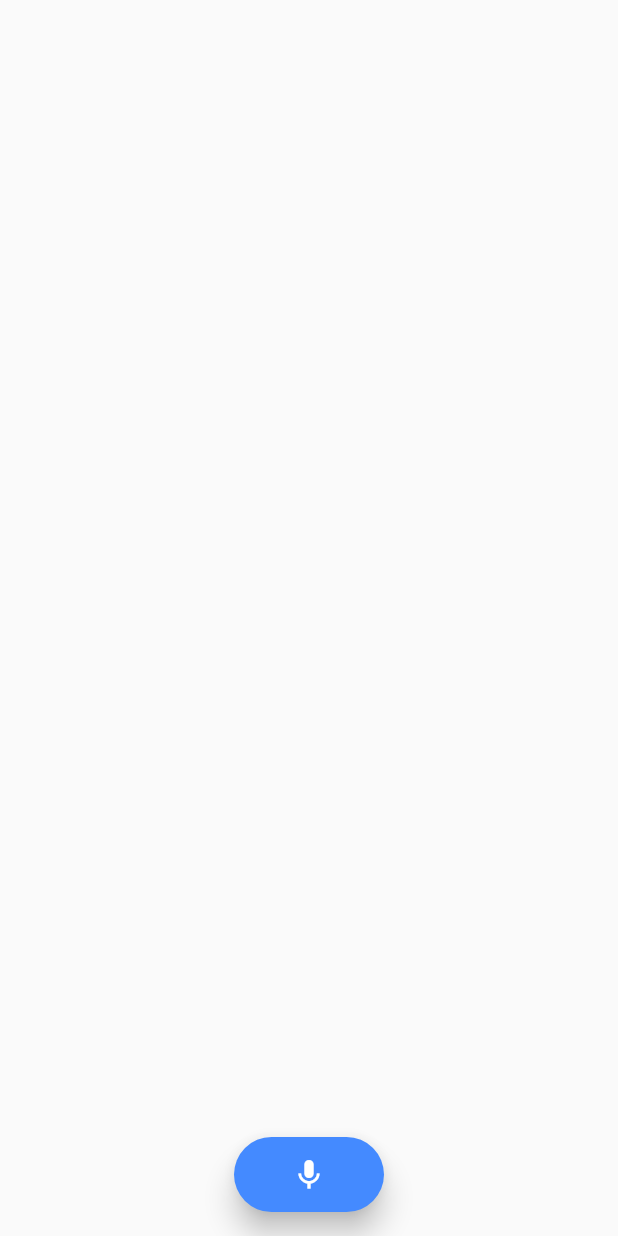
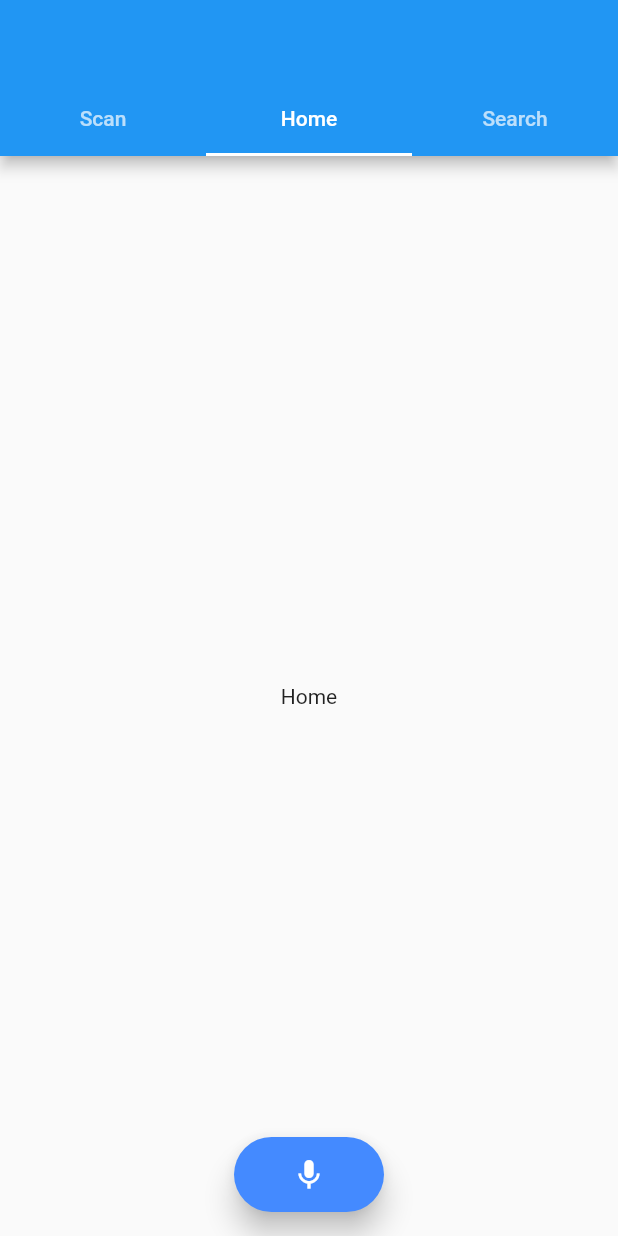
Before and after one commit to AlexHartford/voice_control_ui, a Flutter app: the screen it shows after launch, on a phone screen of 412 x 824 dp. Run offline on Flutter 3.47's test engine with Material 2 defaults, Android fonts, the phone set to English and light mode, and no system bars; our stand-ins replace flutter_hooks, hooks_riverpod; missing offline and left inert: dotenv, ibm_watson_assistant.

Commit message:
added tabbar

```diff
--- a/packages/voice_control_ui/lib/home.dart
+++ b/packages/voice_control_ui/lib/home.dart
@@ -9,9 +9,41 @@ class Home extends HookWidget {
 
   @override
   Widget build(BuildContext context) {
+    final controller = useTabController(initialLength: 3, initialIndex: 1);
+
     return Scaffold(
+      appBar: AppBar(
+        bottom: TabBar(
+          controller: controller,
+          tabs: [
+            Tab(key: PageStorageKey('Scan'), text: 'Scan'),
+            Tab(key: PageStorageKey('Home'), text: 'Home'),
+            Tab(key: PageStorageKey('Search'), text: 'Search'),
+          ],
+        ),
+      ),
       body: Stack(
         children: [
+          TabBarView(
+            controller: controller,
+            children: [
+              Container(
+                child: Center(
+                  child: Text('Scan'),
+                ),
+              ),
+              Container(
+                child: Center(
+                  child: Text('Home'),
+                ),
+              ),
+              Container(
+                child: Center(
+                  child: Text('Search'),
+                ),
+              ),
+            ],
+          ),
           Align(
             alignment: Alignment.bottomCenter,
             child: ActivateVoiceButton(),
```
